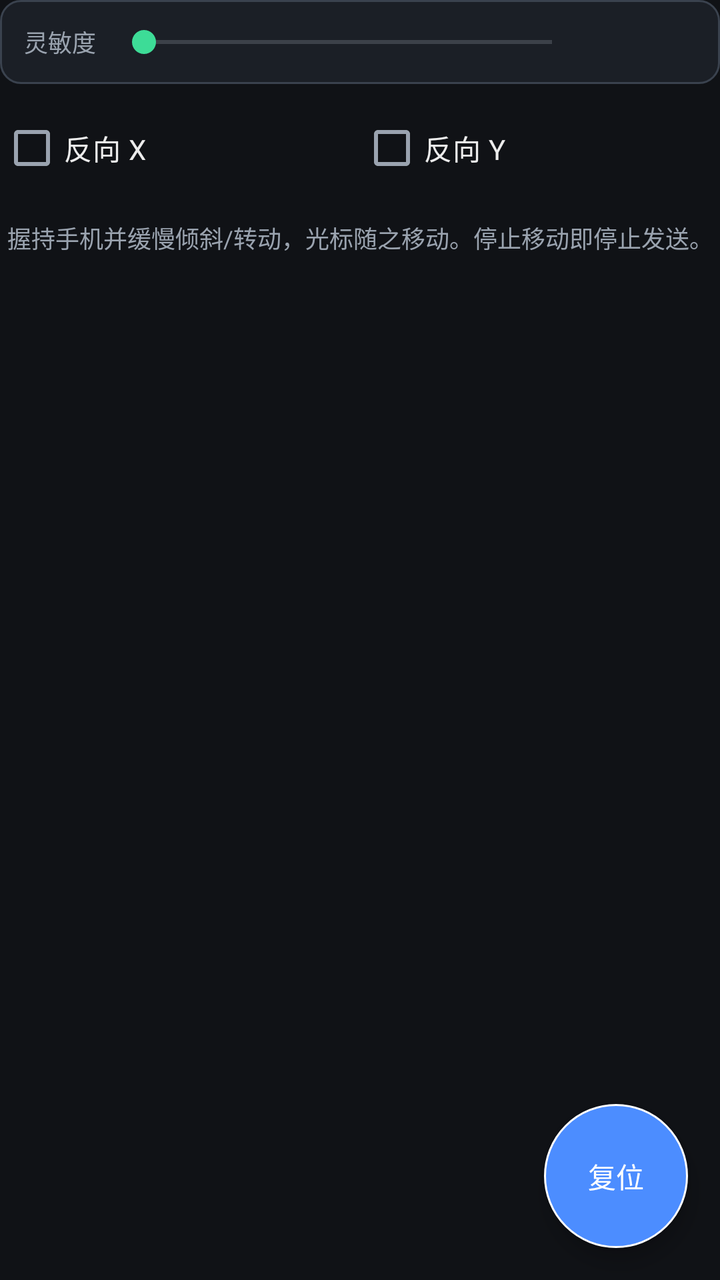
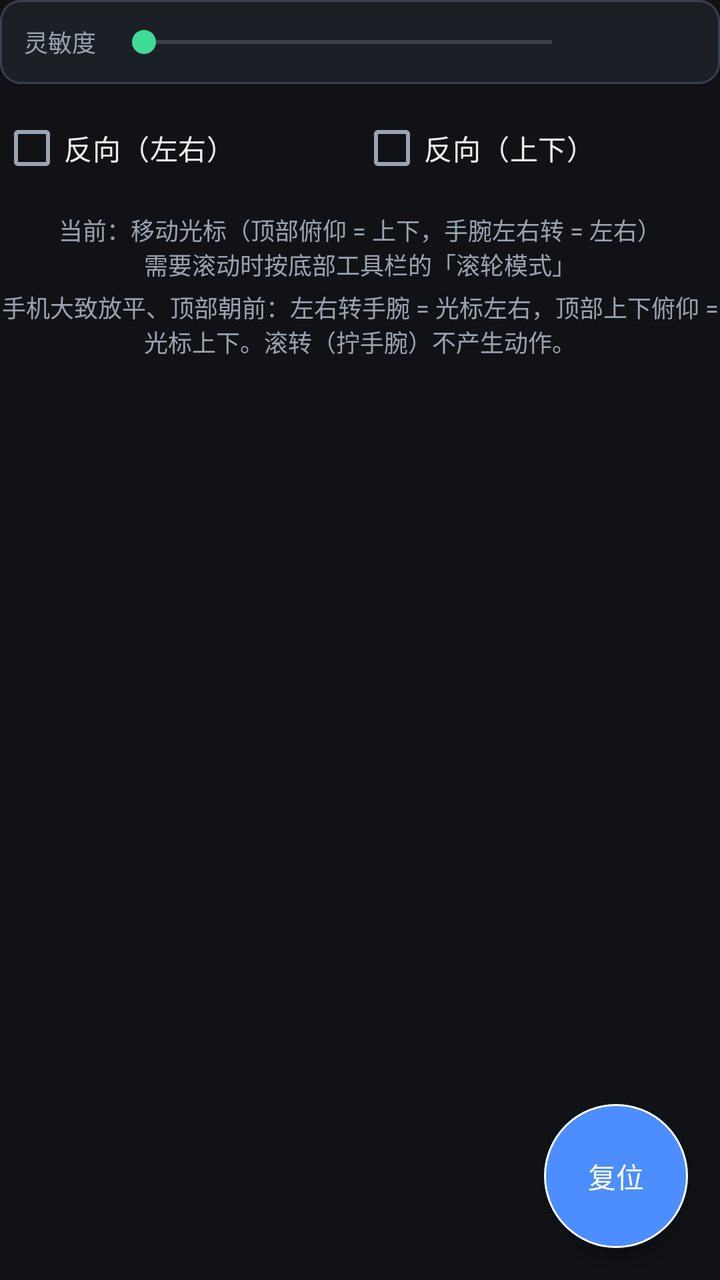

Before-and-after screenshots of an Android layout around one commit, followed by the original layout XML and the change that was made.
<!-- AndroidManifest.xml: application theme Theme.AirTouch -->
<!-- res/layout/fragment_airmouse.xml -->
<?xml version="1.0" encoding="utf-8"?>
<androidx.constraintlayout.widget.ConstraintLayout
    xmlns:android="http://schemas.android.com/apk/res/android"
    xmlns:app="http://schemas.android.com/apk/res-auto"
    android:layout_width="match_parent"
    android:layout_height="match_parent">

    <LinearLayout
        android:id="@+id/sensitivity_row"
        style="@style/Widget.AirTouch.Card"
        android:layout_width="0dp"
        android:layout_height="wrap_content"
        android:gravity="center_vertical"
        android:orientation="horizontal"
        app:layout_constraintEnd_toEndOf="parent"
        app:layout_constraintStart_toStartOf="parent"
        app:layout_constraintTop_toTopOf="parent">

        <TextView
            style="@style/Widget.AirTouch.Label"
            android:layout_width="wrap_content"
            android:layout_height="wrap_content"
            android:text="@string/airmouse_sensitivity" />

        <SeekBar
            android:id="@+id/sensitivity_seek"
            android:layout_width="0dp"
            android:layout_height="wrap_content"
            android:layout_marginStart="@dimen/at_space_s"
            android:layout_weight="1" />

        <TextView
            android:id="@+id/sensitivity_value"
            style="@style/Widget.AirTouch.Label"
            android:layout_width="wrap_content"
            android:layout_height="wrap_content"
            android:minWidth="56dp" />
    </LinearLayout>

    <LinearLayout
        android:id="@+id/toggle_row"
        android:layout_width="0dp"
        android:layout_height="wrap_content"
        android:layout_marginTop="@dimen/at_space_s"
        android:orientation="horizontal"
        app:layout_constraintEnd_toEndOf="parent"
        app:layout_constraintStart_toStartOf="parent"
        app:layout_constraintTop_toBottomOf="@id/sensitivity_row">

        <CheckBox
            android:id="@+id/check_invert_x"
            android:layout_width="0dp"
            android:layout_height="wrap_content"
            android:layout_weight="1"
            android:text="@string/airmouse_invert_x"
            android:textColor="@color/at_text" />

        <CheckBox
            android:id="@+id/check_invert_y"
            android:layout_width="0dp"
            android:layout_height="wrap_content"
            android:layout_weight="1"
            android:text="@string/airmouse_invert_y"
            android:textColor="@color/at_text" />
    </LinearLayout>

    <TextView
        android:id="@+id/sensor_status"
        style="@style/Widget.AirTouch.Label"
        android:layout_width="0dp"
        android:layout_height="wrap_content"
        android:layout_marginTop="@dimen/at_space_m"
        android:gravity="center"
        android:text="@string/airmouse_hint"
        app:layout_constraintEnd_toEndOf="parent"
        app:layout_constraintStart_toStartOf="parent"
        app:layout_constraintTop_toBottomOf="@id/toggle_row" />

    
    <TextView
        android:id="@+id/button_reset_float"
        style="@style/Widget.AirTouch.FloatingReset"
        android:layout_width="@dimen/at_reset_button_size"
        android:layout_height="@dimen/at_reset_button_size"
        android:layout_marginEnd="@dimen/at_space_l"
        android:layout_marginBottom="@dimen/at_space_l"
        android:clickable="true"
        android:focusable="true"
        android:gravity="center"
        android:text="@string/airmouse_reset"
        app:layout_constraintBottom_toBottomOf="parent"
        app:layout_constraintEnd_toEndOf="parent" />
</androidx.constraintlayout.widget.ConstraintLayout>
<!-- resources referenced by this layout -->
<resources>
  <color name="at_text">#FFECECEC</color>
  <dimen name="at_reset_button_size">72dp</dimen>
  <dimen name="at_space_l">16dp</dimen>
  <dimen name="at_space_m">12dp</dimen>
  <dimen name="at_space_s">8dp</dimen>
  <string name="airmouse_hint">握持手机并缓慢倾斜/转动，光标随之移动。停止移动即停止发送。</string>
  <string name="airmouse_invert_x">反向 X</string>
  <string name="airmouse_invert_y">反向 Y</string>
  <string name="airmouse_reset">复位</string>
  <string name="airmouse_sensitivity">灵敏度</string>
  <style name="Widget.AirTouch.Card" parent="">
          <item name="android:background">@drawable/bg_at_card</item>
          <item name="android:padding">@dimen/at_space_m</item>
      </style>
  <style name="Widget.AirTouch.FloatingReset" parent="">
          <item name="android:textColor">@color/at_on_primary</item>
          <item name="android:textSize">@dimen/at_text_body</item>
          <item name="android:textAllCaps">false</item>
          <item name="android:background">@drawable/bg_at_reset</item>
          <item name="android:elevation">6dp</item>
      </style>
  <style name="Widget.AirTouch.Label" parent="">
          <item name="android:textColor">@color/at_text_dim</item>
          <item name="android:textSize">@dimen/at_text_small</item>
      </style>
  <!-- drawable bg_at_card (drawable) -->
  <?xml version="1.0" encoding="utf-8"?>
  <shape xmlns:android="http://schemas.android.com/apk/res/android"
      android:shape="rectangle">
      <solid android:color="@color/at_surface" />
      <stroke
          android:width="1dp"
          android:color="@color/at_button_stroke" />
      <corners android:radius="@dimen/at_corner_radius" />
  </shape>
  <color name="at_on_primary">#FFFFFFFF</color>
  <dimen name="at_text_body">14sp</dimen>
  <!-- drawable bg_at_reset (drawable) -->
  <?xml version="1.0" encoding="utf-8"?>
  <shape xmlns:android="http://schemas.android.com/apk/res/android"
      android:shape="oval">
      <solid android:color="@color/at_primary" />
      <stroke
          android:width="1dp"
          android:color="@color/at_on_primary" />
  </shape>
  <color name="at_text_dim">#FF9AA3AF</color>
  <dimen name="at_text_small">12sp</dimen>
  <color name="at_primary">#FF4C8DFF</color>
  <color name="at_secondary">#FF3DDC97</color>
  <color name="at_bg">#FF101216</color>
  <color name="at_surface">#FF1B1F26</color>
  <color name="at_surface_high">#FF262C35</color>
  <color name="at_error">#FFFF6B6B</color>
  <color name="at_button_stroke">#FF3A424E</color>
  <dimen name="at_corner_radius">10dp</dimen>
  <!-- unchanged entries left out for length: 1 -->
</resources>

<!-- the commit's change to res/layout/fragment_airmouse.xml (unified diff, before → after) -->
@@ -64,17 +64,31 @@
             android:textColor="@color/at_text" />
     </LinearLayout>
 
+    
+    <TextView
+        android:id="@+id/sensor_mode"
+        style="@style/Widget.AirTouch.Label"
+        android:layout_width="0dp"
+        android:layout_height="wrap_content"
+        android:layout_marginTop="@dimen/at_space_s"
+        android:gravity="center"
+        android:text="@string/airmouse_mode_move"
+        android:textColor="@color/at_text_dim"
+        app:layout_constraintEnd_toEndOf="parent"
+        app:layout_constraintStart_toStartOf="parent"
+        app:layout_constraintTop_toBottomOf="@id/toggle_row" />
+
     <TextView
         android:id="@+id/sensor_status"
         style="@style/Widget.AirTouch.Label"
         android:layout_width="0dp"
         android:layout_height="wrap_content"
-        android:layout_marginTop="@dimen/at_space_m"
+        android:layout_marginTop="@dimen/at_space_xs"
         android:gravity="center"
         android:text="@string/airmouse_hint"
         app:layout_constraintEnd_toEndOf="parent"
         app:layout_constraintStart_toStartOf="parent"
-        app:layout_constraintTop_toBottomOf="@id/toggle_row" />
+        app:layout_constraintTop_toBottomOf="@id/sensor_mode" />
 
     
     <TextView
<!-- resource entries referenced after the edit -->
@@ -5,9 +5,11 @@
   <dimen name="at_space_l">16dp</dimen>
   <dimen name="at_space_m">12dp</dimen>
   <dimen name="at_space_s">8dp</dimen>
-  <string name="airmouse_hint">握持手机并缓慢倾斜/转动，光标随之移动。停止移动即停止发送。</string>
-  <string name="airmouse_invert_x">反向 X</string>
-  <string name="airmouse_invert_y">反向 Y</string>
+  <dimen name="at_space_xs">4dp</dimen>
+  <string name="airmouse_hint">手机大致放平、顶部朝前：左右转手腕 = 光标左右，顶部上下俯仰 = 光标上下。滚转（拧手腕）不产生动作。</string>
+  <string name="airmouse_invert_x">反向（左右）</string>
+  <string name="airmouse_invert_y">反向（上下）</string>
+  <string name="airmouse_mode_move">当前：移动光标（顶部俯仰 = 上下，手腕左右转 = 左右）\n需要滚动时按底部工具栏的「滚轮模式」</string>
   <string name="airmouse_reset">复位</string>
   <string name="airmouse_sensitivity">灵敏度</string>
   <style name="Widget.AirTouch.Card" parent="">
